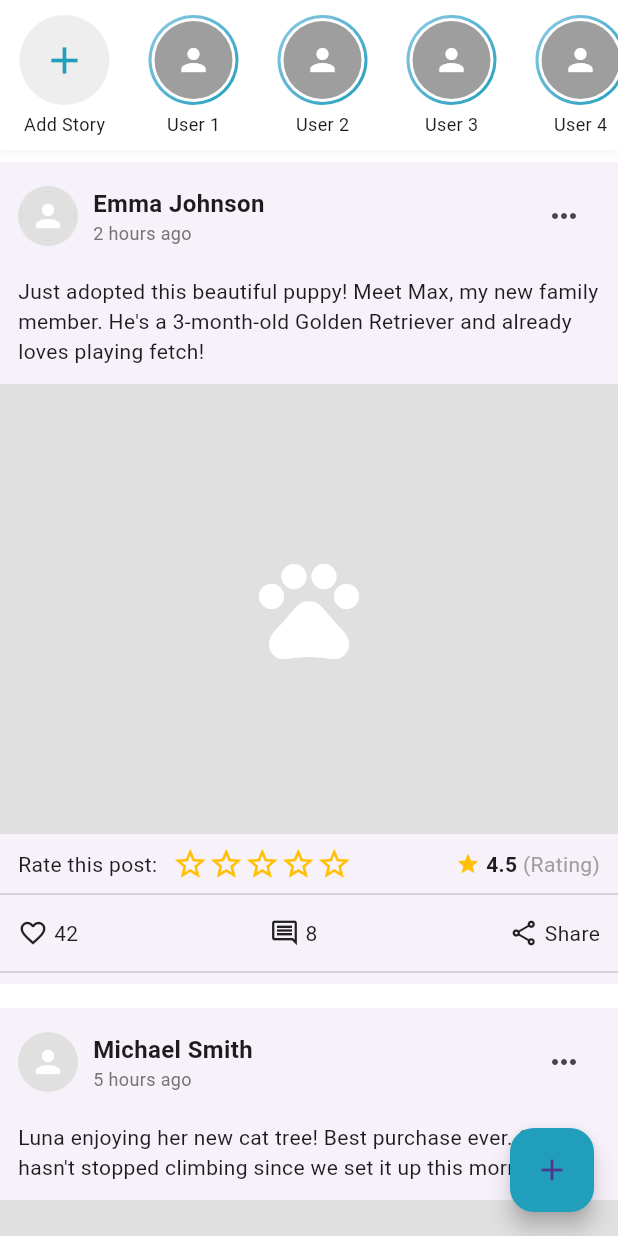
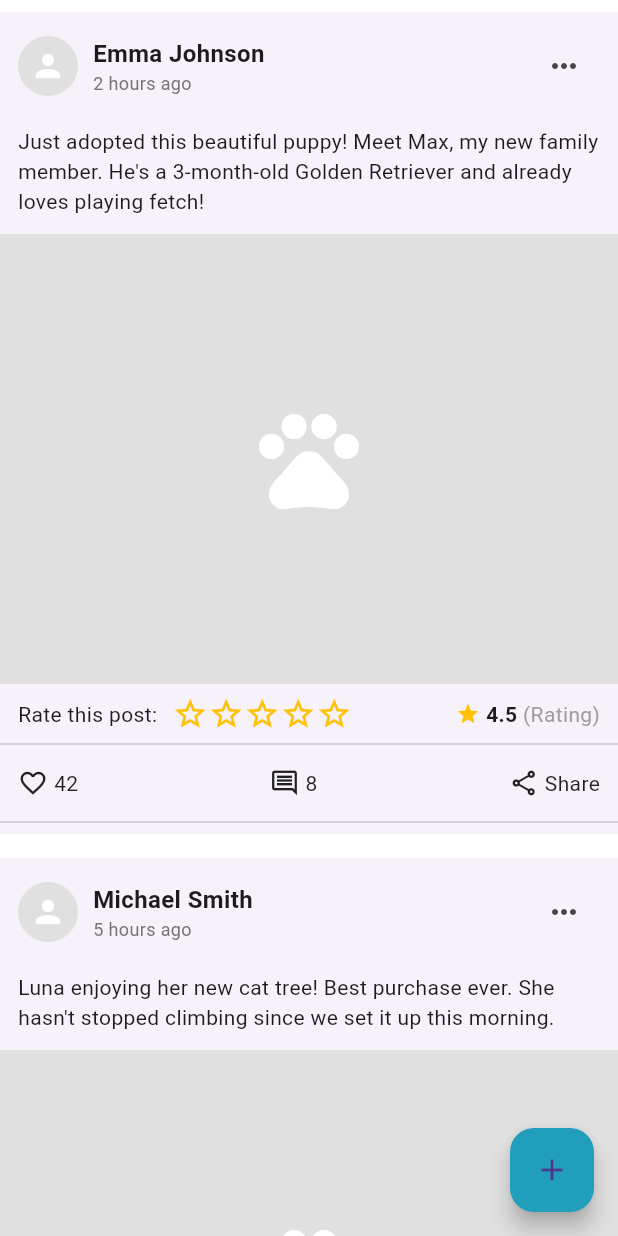
Before and after one commit to Shribodhi/SDGP-PawRescue, a Flutter app: the SocialPage screen opened directly, on a phone screen of 412 x 824 dp. Run offline on Flutter 3.47's test engine with Material 3 defaults, Android fonts, the phone set to English and light mode, and no system bars.

Commit message:
customized social section
i customized social section a bit. Story section have some error and removed it. Fixed some error occured again

```diff
--- a/lib/screens/social_page.dart
+++ b/lib/screens/social_page.dart
@@ -66,37 +66,7 @@ class _SocialPageState extends State<SocialPage> {
   @override
   Widget build(BuildContext context) {
     return Scaffold(
-      body: Column(
-        children: [
-          // Stories section
-          Container(
-            height: 100,
-            padding: const EdgeInsets.symmetric(vertical: 10),
-            decoration: BoxDecoration(
-              color: Colors.white,
-              boxShadow: [
-                BoxShadow(
-                  color: Colors.grey.withOpacity(0.1),
-                  spreadRadius: 1,
-                  blurRadius: 3,
-                  offset: const Offset(0, 2),
-                ),
-              ],
-            ),
-            child: ListView.builder(
-              scrollDirection: Axis.horizontal,
-              itemCount: 8,
-              itemBuilder: (context, index) {
-                return index == 0
-                    ? _buildAddStoryItem()
-                    : _buildStoryItem('User $index');
-              },
-            ),
-          ),
-
-          // Posts list
-          Expanded(
-            child: RefreshIndicator(
+      body: RefreshIndicator(
         color: const Color(0xFF219EBC),
         onRefresh: () async {
           // Simulate refresh
@@ -111,9 +81,6 @@ class _SocialPageState extends State<SocialPage> {
           },
         ),
       ),
-          ),
-        ],
-      ),
       floatingActionButton: FloatingActionButton(
         onPressed: () {
           _showCreatePostModal(context);
@@ -124,76 +91,6 @@ class _SocialPageState extends State<SocialPage> {
     );
   }
 
-  Widget _buildAddStoryItem() {
-    return Container(
-      width: 70,
-      margin: const EdgeInsets.symmetric(horizontal: 8),
-      child: Column(
-        children: [
-          Container(
-            width: 60,
-            height: 60,
-            decoration: BoxDecoration(
-              color: Colors.grey[200],
-              shape: BoxShape.circle,
-            ),
-            child: const Icon(
-              Icons.add,
-              color: Color(0xFF219EBC),
-              size: 30,
-            ),
-          ),
-          const SizedBox(height: 4),
-          const Text(
-            'Add Story',
-            style: TextStyle(fontSize: 12),
-            overflow: TextOverflow.ellipsis,
-          ),
-        ],
-      ),
-    );
-  }
-
-  Widget _buildStoryItem(String username) {
-    return Container(
-      width: 70,
-      margin: const EdgeInsets.symmetric(horizontal: 8),
-      child: Column(
-        children: [
-          Container(
-            width: 60,
-            height: 60,
-            decoration: BoxDecoration(
-              gradient: const LinearGradient(
-                colors: [Color(0xFF8ECAE6), Color(0xFF219EBC)],
-                begin: Alignment.topLeft,
-                end: Alignment.bottomRight,
-              ),
-              shape: BoxShape.circle,
-            ),
-            padding: const EdgeInsets.all(2),
-            child: Container(
-              decoration: const BoxDecoration(
-                color: Colors.white,
-                shape: BoxShape.circle,
-              ),
-              padding: const EdgeInsets.all(2),
-              child: const CircleAvatar(
-                backgroundColor: Colors.grey,
-                child: Icon(Icons.person, color: Colors.white),
-              ),
-            ),
-          ),
-          const SizedBox(height: 4),
-          Text(
-            username,
-            style: const TextStyle(fontSize: 12),
-            overflow: TextOverflow.ellipsis,
-          ),
-        ],
-      ),
-    );
-  }
 
   Widget _buildPostCard(Map<String, dynamic> post) {
     return Card(
```
Also changed, not shown: 4 other files. Lines whose indentation alone changed are shown as unchanged.
